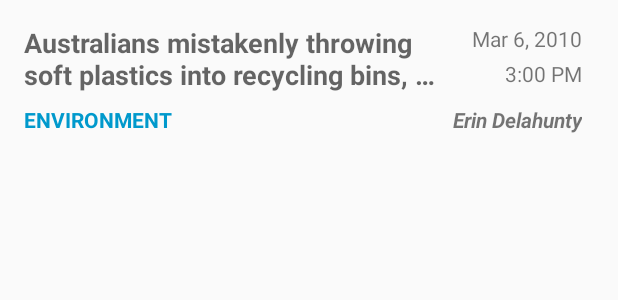
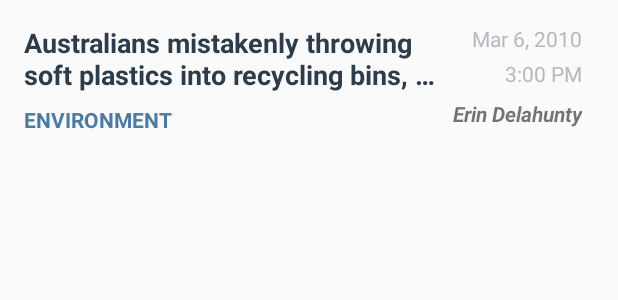
Before and after one commit to Inventrohyder/4Udacity-News-App, an Android app: the layout news_item.xml on its own in the app's theme, with its tools: preview values and no code run, on a phone screen of 412 x 824 dp. Shown: the top 300 px of the screen. Run offline under Robolectric (Android 15) with nearby library versions, the phone set to English and light mode, and no system bars.

Commit message:
Update layouts and update uriBuilder

```diff
--- a/app/src/main/java/com/example/newsapp/NewsActivity.java
+++ b/app/src/main/java/com/example/newsapp/NewsActivity.java
@@ -27,7 +27,7 @@ public class NewsActivity extends AppCompatActivity
      * URL for news data from the Guardian
      */
     private static final String GUARDIAN_REQUEST_URL =
-            "http://content.guardianapis.com/search?show-tags=contributor&show-tags=contributor&api-key=test";
+            "http://content.guardianapis.com/search?&api-key=test";
     private NewsAdapter mNewsAdapter;
     private TextView mEmptyStateTextView;
 
@@ -96,6 +96,7 @@ public class NewsActivity extends AppCompatActivity
         // buildUpon prepares the baseUri that we just parsed so we can add query parameters to it
         Uri.Builder uriBuilder = baseUri.buildUpon();
 
+        uriBuilder.appendQueryParameter("show-tags","contributor");
         return new NewsLoader(this, uriBuilder.toString());
     }
 
--- a/app/src/main/res/layout/news_item.xml
+++ b/app/src/main/res/layout/news_item.xml
@@ -18,6 +18,7 @@
         android:ellipsize="end"
         android:maxLines="2"
         android:textAppearance="?android:textAppearanceMedium"
+        android:textColor="@color/textColorNewsTitle"
         android:textStyle="bold"
         app:layout_constraintEnd_toStartOf="@+id/news_date"
         app:layout_constraintStart_toStartOf="parent"
@@ -35,7 +36,7 @@
         android:layout_marginRight="8dp"
         android:textAllCaps="true"
         android:textAppearance="?android:textAppearanceSmall"
-        android:textColor="@android:color/holo_blue_dark"
+        android:textColor="@color/textColorNewsSection"
         android:textStyle="bold"
         app:fontFamily="sans-serif"
         app:layout_constraintEnd_toStartOf="@+id/news_author"
@@ -50,6 +51,7 @@
         android:layout_marginTop="8dp"
         android:layout_marginEnd="16dp"
         android:layout_marginRight="16dp"
+        android:textColor="@color/textColorDateTime"
         app:layout_constraintEnd_toEndOf="parent"
         app:layout_constraintTop_toTopOf="parent"
         tools:text="Mar 6, 2010" />
@@ -61,6 +63,7 @@
         android:layout_marginTop="4dp"
         android:layout_marginEnd="16dp"
         android:layout_marginRight="16dp"
+        android:textColor="@color/textColorDateTime"
         app:layout_constraintEnd_toEndOf="parent"
         app:layout_constraintTop_toBottomOf="@+id/news_date"
         tools:text="3:00 PM" />
@@ -71,14 +74,14 @@
         android:layout_height="wrap_content"
         android:layout_marginStart="8dp"
         android:layout_marginLeft="8dp"
-        android:layout_marginTop="8dp"
+        android:layout_marginTop="4dp"
         android:layout_marginEnd="16dp"
         android:layout_marginRight="16dp"
         android:gravity="end"
-        tools:text="Erin Delahunty"
+        android:textAppearance="?android:textAppearanceSmall"
         android:textStyle="italic|bold"
-        android:textAppearance="?android:textAppearanceSmall"
         app:layout_constraintEnd_toEndOf="parent"
         app:layout_constraintStart_toEndOf="@+id/news_section"
-        app:layout_constraintTop_toBottomOf="@+id/news_title" />
+        app:layout_constraintTop_toBottomOf="@+id/news_title"
+        tools:text="Erin Delahunty" />
 </android.support.constraint.ConstraintLayout>
--- a/app/src/main/res/values/colors.xml
+++ b/app/src/main/res/values/colors.xml
@@ -3,4 +3,13 @@
     <color name="colorPrimary">#008577</color>
     <color name="colorPrimaryDark">#00574B</color>
     <color name="colorAccent">#D81B60</color>
+
+    <!-- Text color for the title of the news in the list item -->
+    <color name="textColorNewsTitle">#2B3D4D</color>
+
+    <!-- Text color for the date and time the news was published -->
+    <color name="textColorDateTime">#B4BAC0</color>
+
+    <!-- Color for an section of the news -->
+    <color name="textColorNewsSection">#4A7BA7</color>
 </resources>
```
